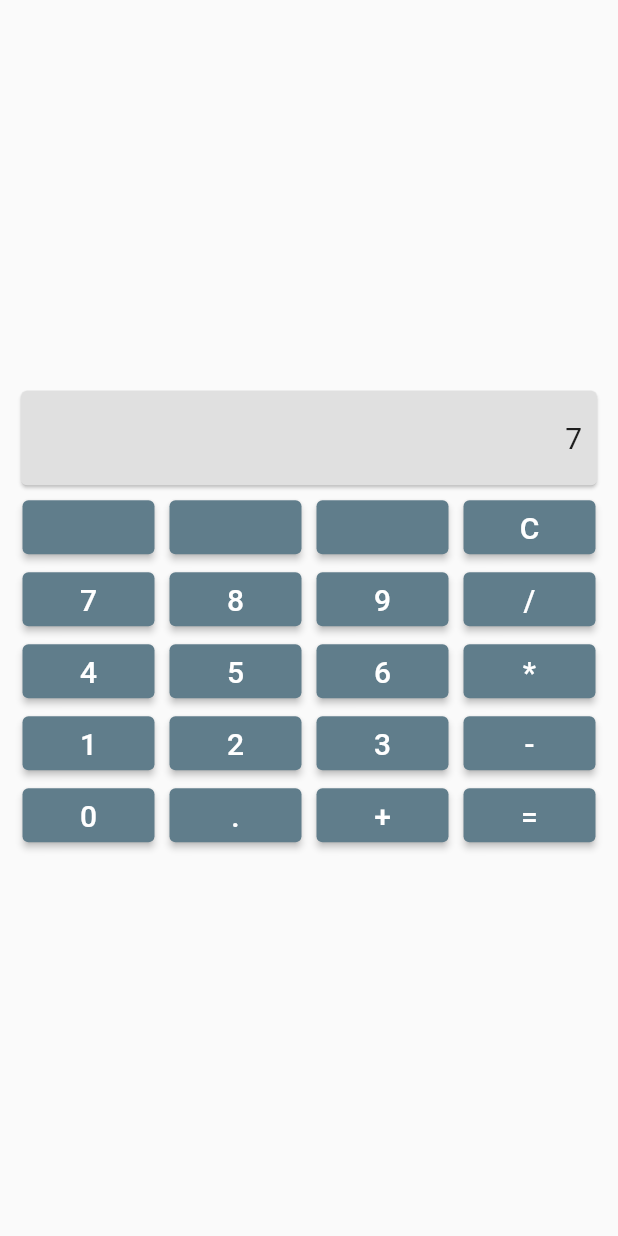
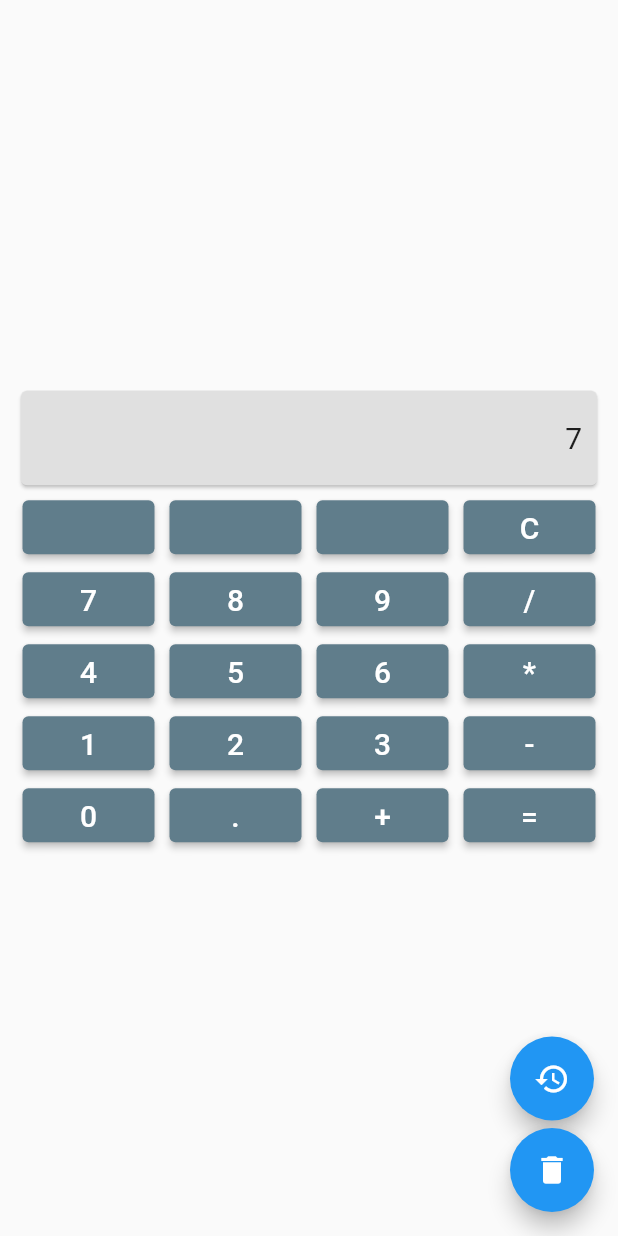
Before and after one commit to kelvinwieth/unicalc, a Flutter app: the screen it shows after launch, after a tap on an icon or button, on a phone screen of 412 x 824 dp. Run offline on Flutter 3.47's test engine with Material 2 defaults, Android fonts, the phone set to English and light mode, and no system bars; our stand-ins replace shared_preferences.

Commit message:
mvp with persistence

```diff
--- a/lib/calculator.dart
+++ b/lib/calculator.dart
@@ -1,3 +1,8 @@
+import 'dart:convert';
+
+import 'package:flutter/foundation.dart';
+import 'package:shared_preferences/shared_preferences.dart';
+import 'package:unicalc/models/calculation.dart';
 import 'package:unicalc/utils/enums.dart';
 
 abstract class Display {
@@ -10,6 +15,68 @@ class Calculator {
   static Display? display;
   static String _buffer = '';
   static ButtonType? _operation;
+
+  static void clearCalculations() async {
+    final prefs = await SharedPreferences.getInstance();
+    prefs.remove('history');
+  }
+
+  static Future<String> getHistory() async {
+    var history = '';
+
+    final calcs = await getCalculations();
+
+    for (var calc in calcs) {
+      history += calc.toString();
+      history += '\n';
+    }
+
+    return history;
+  }
+
+  static void displayCalculations() async {
+    debugPrint('##### START OF DISPLAYING CALCULATIONS #####');
+    final calculations = await getCalculations();
+
+    for (var calculation in calculations) {
+      debugPrint(calculation.toString());
+    }
+    debugPrint('##### END OF DISPLAYING CALCULATIONS #####');
+  }
+
+  static Future<List<Calculation>> getCalculations() async {
+    final prefs = await SharedPreferences.getInstance();
+    final calculationStrings = prefs.getStringList('history');
+
+    if (calculationStrings == null) {
+      return [];
+    }
+
+    List<Calculation> calculations = [];
+
+    for (var calculationString in calculationStrings) {
+      final calculationJson = json.decode(calculationString) as Map<String, dynamic>;
+      final calculation = Calculation.fromJson(calculationJson);
+      calculations.add(calculation);
+    }
+
+    return calculations;
+  }
+
+  static void storeCalculation(Calculation calculation) async {
+    var calculations = await getCalculations();
+    calculations.add(calculation);
+
+    List<String> calculationStrings = [];
+
+    for (calculation in calculations) {
+      final calculationString = json.encode(calculation.toJson());
+      calculationStrings.add(calculationString);
+    }
+
+    final prefs = await SharedPreferences.getInstance();
+    prefs.setStringList('history', calculationStrings);
+  }
 
   static void press(ButtonType button) {
     if (button == ButtonType.clear) {
@@ -47,6 +114,16 @@ class Calculator {
 
         display!.clear();
         display!.appendValue(result.toString());
+
+        final calculation = Calculation(
+          first: firstNumber,
+          second: secondNumber,
+          operation: _operation!.describe,
+          result: result,
+        );
+
+        storeCalculation(calculation);
+
         return;
       }
       _buffer = display!.value;
--- a/lib/main.dart
+++ b/lib/main.dart
@@ -16,9 +16,48 @@ class UniCalc extends StatelessWidget {
 
   @override
   Widget build(BuildContext context) {
-    return const MaterialApp(
+    return MaterialApp(
       home: Scaffold(
-        body: CalculatorWidget(),
+        body: const CalculatorWidget(),
+        floatingActionButton: Builder(builder: (context) {
+          return Column(
+            mainAxisAlignment: MainAxisAlignment.end,
+            children: [
+              FloatingActionButton(
+                child: const Icon(Icons.history),
+                onPressed: () {
+                  Calculator.getHistory().then(
+                    (history) => showModalBottomSheet(
+                      context: context,
+                      isScrollControlled: true,
+                      shape: const RoundedRectangleBorder(
+                        borderRadius: BorderRadius.vertical(
+                          top: Radius.circular(20),
+                        ),
+                      ),
+                      builder: (context) => Padding(
+                        padding: MediaQuery.of(context).viewInsets,
+                        child: Center(
+                          child: Text(
+                            history,
+                            style: const TextStyle(
+                              fontSize: 25,
+                            ),
+                          ),
+                        ),
+                      ),
+                    ),
+                  );
+                },
+              ),
+              const SizedBox(height: 5),
+              FloatingActionButton(
+                child: const Icon(Icons.delete),
+                onPressed: () => Calculator.clearCalculations(),
+              ),
+            ],
+          );
+        }),
       ),
     );
   }
--- /dev/null
+++ b/lib/models/calculation.dart
@@ -0,0 +1,34 @@
+class Calculation {
+  final double first;
+  final double second;
+  final String operation;
+  final double result;
+
+  Calculation({
+    required this.first,
+    required this.second,
+    required this.operation,
+    required this.result,
+  });
+
+  factory Calculation.fromJson(Map<String, dynamic> json) {
+    return Calculation(
+      first: json['first'] ?? 0.0,
+      second: json['second'] ?? 0.0,
+      operation: json['operation'],
+      result: json['result'] ?? 0.0,
+    );
+  }
+
+  Map<String, dynamic> toJson() {
+    final data = <String, dynamic>{};
+    data['first'] = first;
+    data['second'] = second;
+    data['operation'] = operation;
+    data['result'] = result;
+    return data;
+  }
+
+  @override
+  String toString() => '$first $operation $second = $result';
+}
--- a/lib/widgets/calc_display.dart
+++ b/lib/widgets/calc_display.dart
@@ -13,6 +13,7 @@ class _CalcDisplayState extends State<CalcDisplay> implements Display {
 
   _CalcDisplayState() {
     Calculator.addDisplay(this);
+    Calculator.displayCalculations();
   }
 
   @override
```
Also changed, not shown: pubspec.yaml (+4 -70 lines), pubspec.lock, 1 other file.
